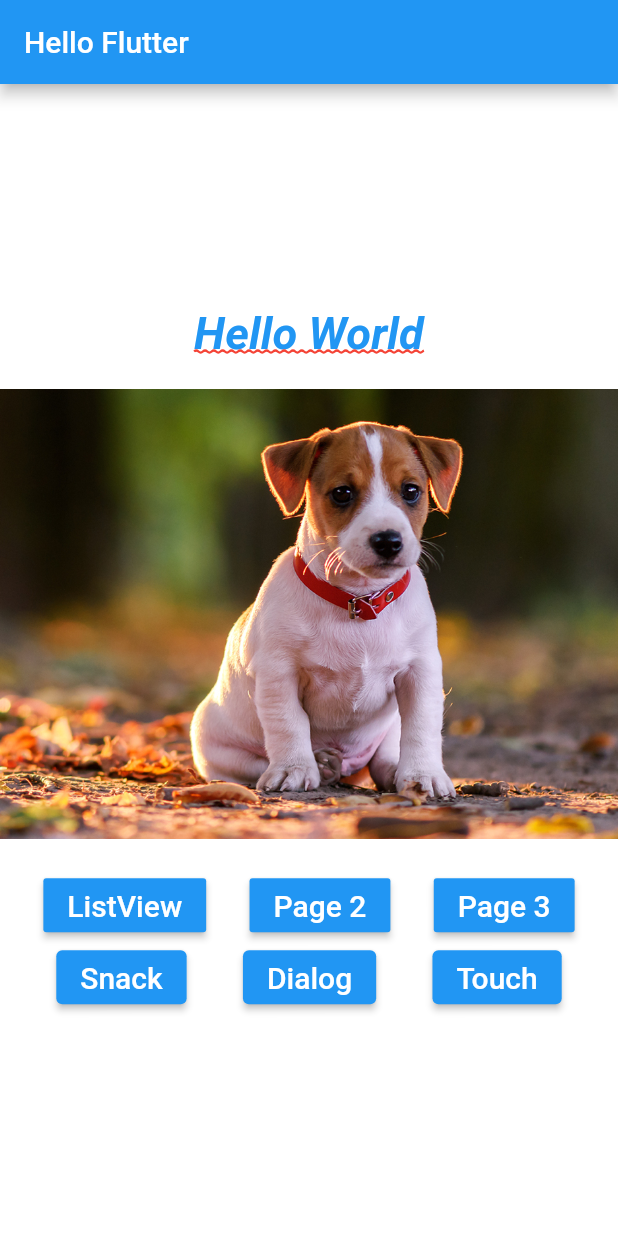
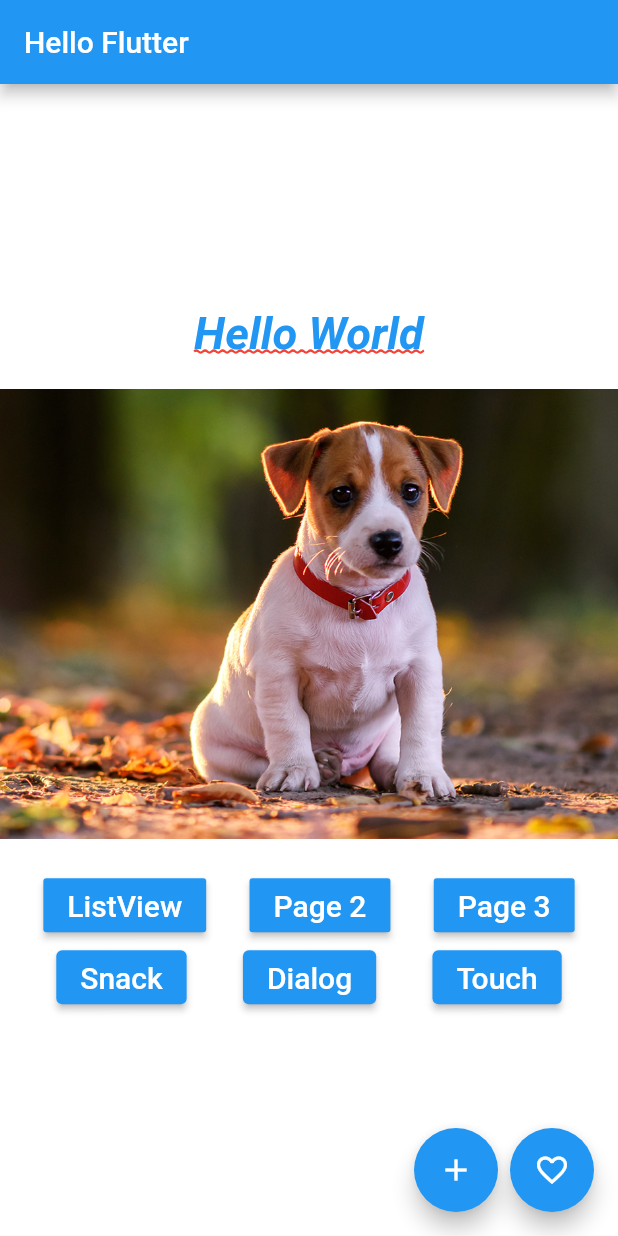
Before and after one commit to rodrigosa/FlutterHelloWorld, a Flutter app: the screen it shows after launch, on a phone screen of 412 x 824 dp. Run offline on Flutter 3.47's test engine with Material 2 defaults, Android fonts, the phone set to English and light mode, and no system bars; our stand-ins replace fluttertoast.

Commit message:
FloatActionButton

```diff
--- a/lib/home_page.dart
+++ b/lib/home_page.dart
@@ -15,7 +15,31 @@ class HomePage extends StatelessWidget {
         title: Text("Hello Flutter"),
       ),
       body: _body(context),
+      floatingActionButton: Row(
+        mainAxisAlignment: MainAxisAlignment.end,
+        children: [
+          FloatingActionButton(
+            child: Icon(Icons.add),
+            onPressed: () {
+              _onClickFab();
+            },
+          ),
+          SizedBox(
+          width: 8,
+          ),
+          FloatingActionButton(
+            child: Icon(Icons.favorite_border),
+            onPressed: () {
+              _onClickFab();
+            },
+          ),
+        ],
+      ),
     );
+  }
+
+  _onClickFab() {
+    print("Adicionar");
   }
 
   _body(BuildContext context) {
```
